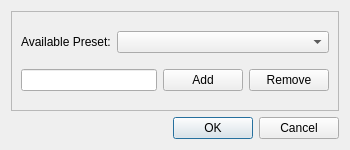
VivianDLi/CryoViT-UI, file qt_project/presetdialog.ui: the form before one commit.
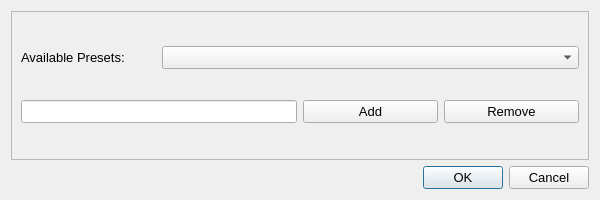
The form after the commit.

Commit message: working implementation of dynamic settings loading (with buggy clickable directory) and settings presets, and added switching to plane view on chimera load

Patch:
```diff
--- a/qt_project/presetdialog.ui
+++ b/qt_project/presetdialog.ui
@@ -6,8 +6,8 @@
    <rect>
     <x>0</x>
     <y>0</y>
-    <width>350</width>
-    <height>150</height>
+    <width>600</width>
+    <height>200</height>
    </rect>
   </property>
   <property name="sizePolicy">
@@ -36,24 +36,45 @@
      </property>
      <layout class="QGridLayout" name="gridLayout">
       <item row="1" column="0" colspan="2">
-       <widget class="QLineEdit" name="presetName"/>
+       <widget class="QLineEdit" name="presetName">
+        <property name="font">
+         <font>
+          <pointsize>10</pointsize>
+         </font>
+        </property>
+       </widget>
       </item>
       <item row="0" column="0">
        <widget class="QLabel" name="presetLabel">
+        <property name="font">
+         <font>
+          <pointsize>10</pointsize>
+         </font>
+        </property>
         <property name="text">
-         <string>Available Preset:</string>
+         <string>Available Presets:</string>
         </property>
        </widget>
       </item>
       <item row="1" column="2">
        <widget class="QPushButton" name="presetAdd">
+        <property name="font">
+         <font>
+          <pointsize>10</pointsize>
+         </font>
+        </property>
         <property name="text">
          <string>Add</string>
         </property>
        </widget>
       </item>
       <item row="1" column="3">
-       <widget class="QPushButton" name="pushButton">
+       <widget class="QPushButton" name="presetRemove">
+        <property name="font">
+         <font>
+          <pointsize>10</pointsize>
+         </font>
+        </property>
         <property name="text">
          <string>Remove</string>
         </property>
@@ -67,6 +88,11 @@
           <verstretch>0</verstretch>
          </sizepolicy>
         </property>
+        <property name="font">
+         <font>
+          <pointsize>10</pointsize>
+         </font>
+        </property>
         <property name="currentText">
          <string/>
         </property>
@@ -83,6 +109,11 @@
    </item>
    <item>
     <widget class="QDialogButtonBox" name="buttonBox">
+     <property name="font">
+      <font>
+       <pointsize>10</pointsize>
+      </font>
+     </property>
      <property name="orientation">
       <enum>Qt::Orientation::Horizontal</enum>
      </property>
```
The commit also changes 22 other files.
